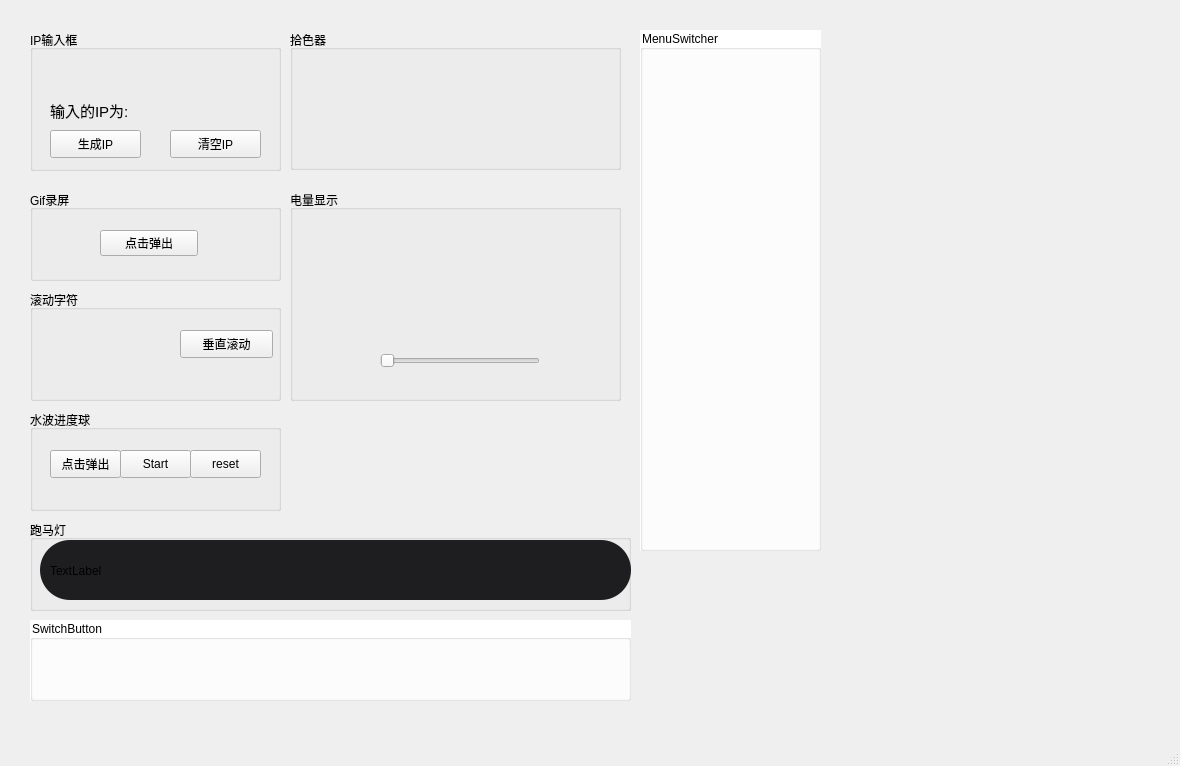
Before: the Qt Designer form mainwindow.ui in TURIING/QtDemo, drawn with Qt 5.
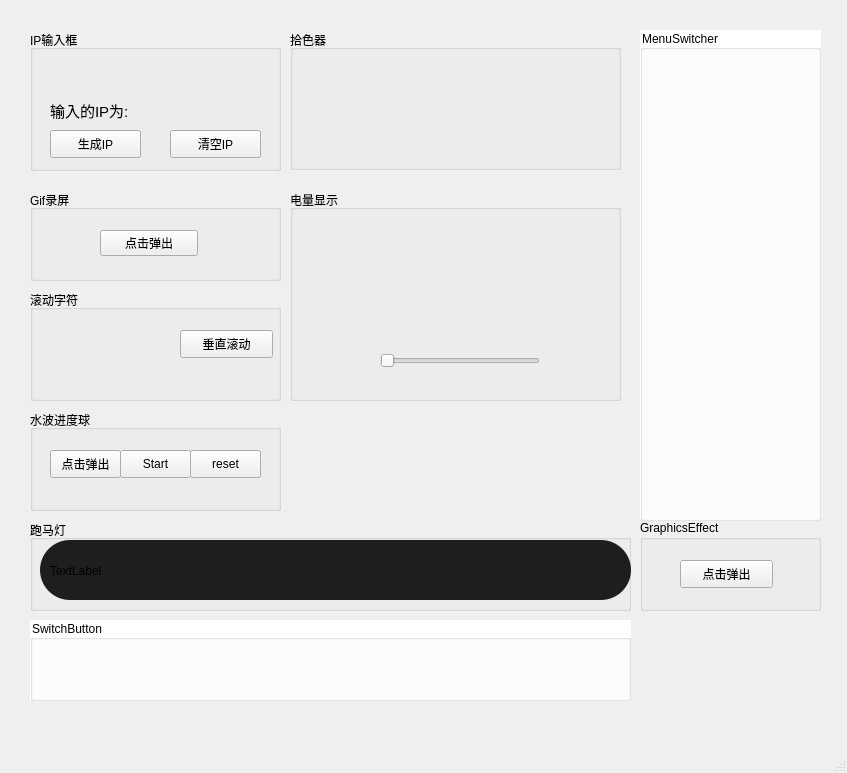
After: the same form once the commit is applied. Custom widgets are drawn as their Qt base class.

The edit to the form file:
```diff
--- a/mainwindow.ui
+++ b/mainwindow.ui
@@ -6,8 +6,8 @@
    <rect>
     <x>0</x>
     <y>0</y>
-    <width>1180</width>
-    <height>766</height>
+    <width>847</width>
+    <height>773</height>
    </rect>
   </property>
   <property name="windowTitle">
@@ -450,7 +450,7 @@
       <x>640</x>
       <y>30</y>
       <width>181</width>
-      <height>521</height>
+      <height>491</height>
      </rect>
     </property>
     <property name="styleSheet">
@@ -465,13 +465,39 @@
      <property name="geometry">
       <rect>
        <x>40</x>
-       <y>30</y>
+       <y>20</y>
        <width>101</width>
        <height>461</height>
       </rect>
      </property>
     </widget>
    </widget>
+   <widget class="QGroupBox" name="groupBox_10">
+    <property name="geometry">
+     <rect>
+      <x>640</x>
+      <y>520</y>
+      <width>181</width>
+      <height>91</height>
+     </rect>
+    </property>
+    <property name="title">
+     <string>GraphicsEffect</string>
+    </property>
+    <widget class="QPushButton" name="btn_graphicsEffect">
+     <property name="geometry">
+      <rect>
+       <x>40</x>
+       <y>40</y>
+       <width>93</width>
+       <height>28</height>
+      </rect>
+     </property>
+     <property name="text">
+      <string>点击弹出</string>
+     </property>
+    </widget>
+   </widget>
   </widget>
   <widget class="QMenuBar" name="menubar">
    <property name="geometry">
```
Left out of the diff: 2 changed lines with no effect on the pictures.
